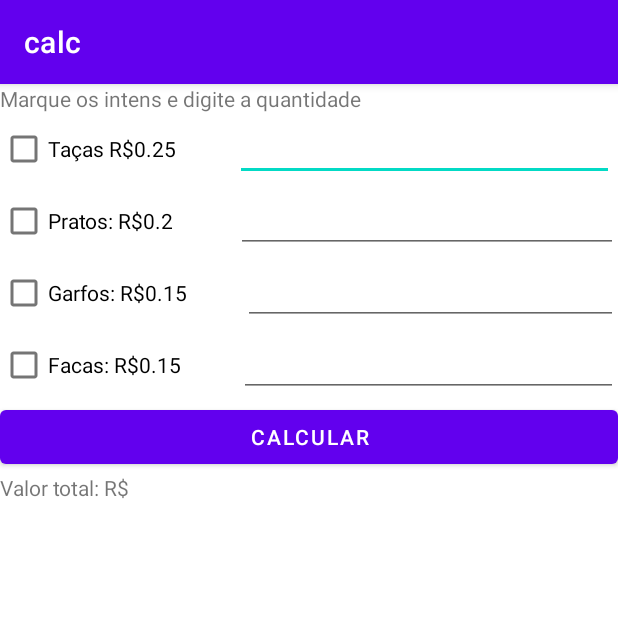
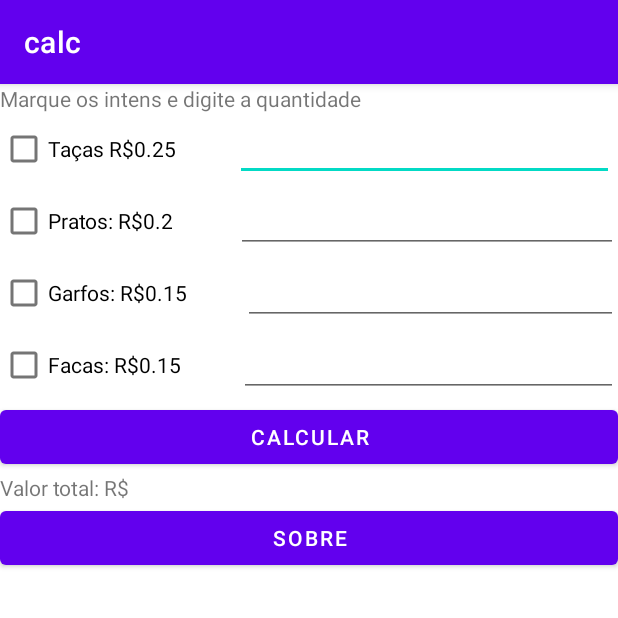
Before and after one commit to adaatii/Curso_Android_Studio, an Android app: the screen it shows after launch (MainActivity), on a phone screen of 412 x 824 dp, the top half of it. Run offline under Robolectric (Android 15) with nearby library versions, the phone set to English and light mode, and no system bars.

Commit message:
Abertura de novas telas.

```diff
--- a/Aulas/Aula_08_a_13/app/src/main/AndroidManifest.xml
+++ b/Aulas/Aula_08_a_13/app/src/main/AndroidManifest.xml
@@ -14,6 +14,9 @@
         android:theme="@style/Theme.Calc"
         tools:targetApi="31">
         <activity
+            android:name=".tela_sobre"
+            android:exported="false" />
+        <activity
             android:name=".MainActivity"
             android:exported="true">
             <intent-filter>
--- a/Aulas/Aula_08_a_13/app/src/main/res/layout/activity_main.xml
+++ b/Aulas/Aula_08_a_13/app/src/main/res/layout/activity_main.xml
@@ -122,6 +122,13 @@
             android:layout_height="wrap_content"
             android:text="Valor total: R$" />
 
+        <Button
+            android:id="@+id/button"
+            android:layout_width="match_parent"
+            android:layout_height="wrap_content"
+            android:onClick="AbrirTelaSobre"
+            android:text="Sobre" />
+
     </LinearLayout>
 
 </androidx.constraintlayout.widget.ConstraintLayout>
```
Also changed, not shown: Aulas/Aula_08_a_13/app/src/main/java/com/example/calc/MainActivity.java (+7 -0 lines), Aulas/Aula_08_a_13/app/src/main/java/com/example/calc/tela_sobre.java (added, +14 -0 lines), Aulas/Aula_08_a_13/app/src/main/res/layout/activity_tela_sobre.xml (added, +17 -0 lines).
